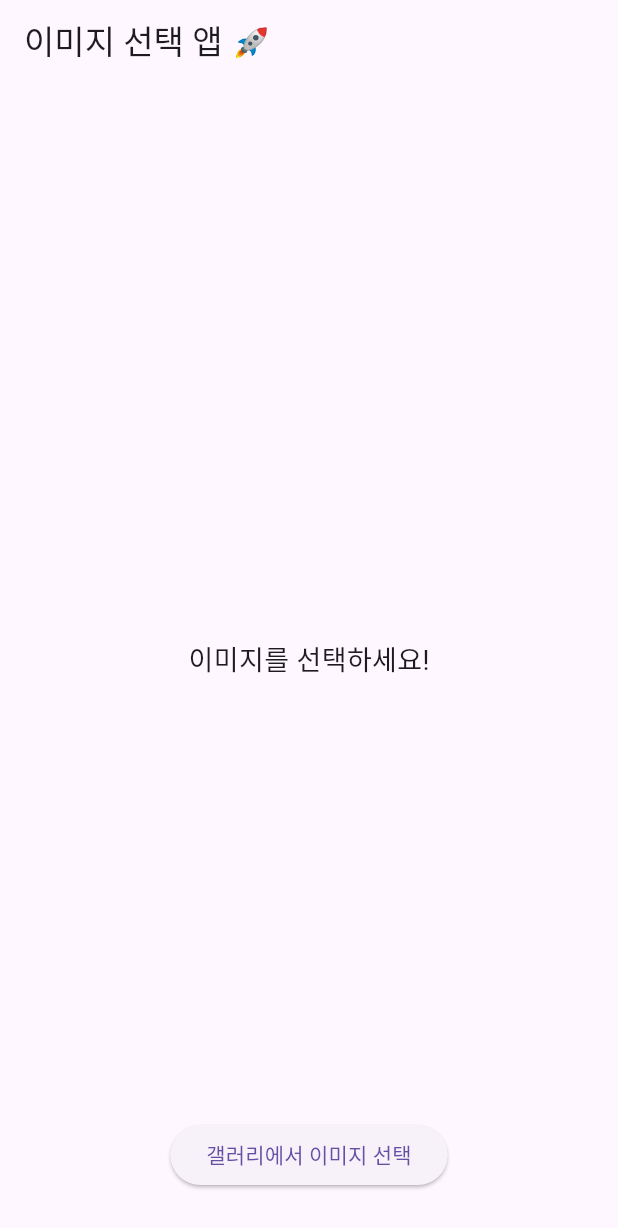
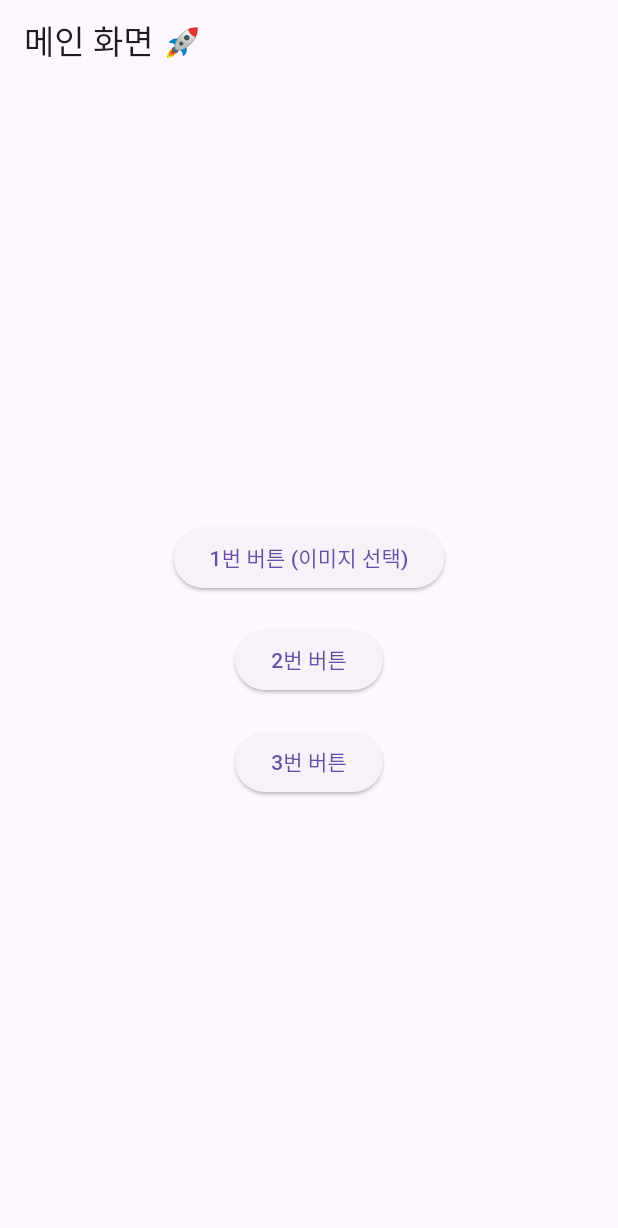
Before and after one commit to HwangOzz/Cafe-app, a Flutter app: the screen it shows after launch, on a phone screen of 412 x 824 dp. Shown: the top 1228 px of the screen. Run offline on Flutter 3.47's test engine with Material 3 defaults, Android fonts, the light colour scheme and no system bars; our stand-ins replace image_picker.

Commit message:
메인화면 추가완료
1,2,3 번까지 2,3번 기능없음

```diff
--- a/lib/main.dart
+++ b/lib/main.dart
@@ -2,6 +2,7 @@ import 'package:flutter/material.dart';
 import 'package:image_picker/image_picker.dart';
 import 'dart:io';
 
+// ✅ 앱 실행 (메인 화면 시작)
 void main() {
   runApp(MyApp());
 }
@@ -10,11 +11,53 @@ class MyApp extends StatelessWidget {
   @override
   Widget build(BuildContext context) {
     return MaterialApp(
-      home: ImagePickerScreen(),
+      home: MainScreen(), // ✅ 메인 화면을 첫 화면으로 설정
     );
   }
 }
 
+// ✅ 메인 화면 (버튼 3개 세로 배치)
+class MainScreen extends StatelessWidget {
+  @override
+  Widget build(BuildContext context) {
+    return Scaffold(
+      appBar: AppBar(title: Text('메인 화면 🚀')),
+      body: Center(
+        child: Column(
+          mainAxisAlignment: MainAxisAlignment.center, // 버튼을 세로 중앙 정렬
+          children: [
+            ElevatedButton(
+              onPressed: () {
+                // ✅ 첫 번째 버튼 → 이미지 선택 화면으로 이동
+                Navigator.push(
+                  context,
+                  MaterialPageRoute(builder: (context) => ImagePickerScreen()),
+                );
+              },
+              child: Text("1번 버튼 (이미지 선택)"),
+            ),
+            SizedBox(height: 20), // 버튼 간격
+            ElevatedButton(
+              onPressed: () {
+                // ✅ 2번 버튼 (아직 기능 없음)
+              },
+              child: Text("2번 버튼"),
+            ),
+            SizedBox(height: 20), // 버튼 간격
+            ElevatedButton(
+              onPressed: () {
+                // ✅ 3번 버튼 (아직 기능 없음)
+              },
+              child: Text("3번 버튼"),
+            ),
+          ],
+        ),
+      ),
+    );
+  }
+}
+
+// ✅ 이미지 선택 화면
 class ImagePickerScreen extends StatefulWidget {
   @override
   _ImagePickerScreenState createState() => _ImagePickerScreenState();
@@ -38,7 +81,15 @@ class _ImagePickerScreenState extends State<ImagePickerScreen> {
   @override
   Widget build(BuildContext context) {
     return Scaffold(
-      appBar: AppBar(title: Text('이미지 선택 앱 🚀')),
+      appBar: AppBar(
+        title: Text('이미지 선택 화면'),
+        leading: IconButton(
+          icon: Icon(Icons.arrow_back),
+          onPressed: () {
+            Navigator.pop(context); // 🔙 뒤로 가기 (메인 화면으로)
+          },
+        ),
+      ),
       body: Stack(
         children: [
           // ✅ 이미지 중앙 배치
```
